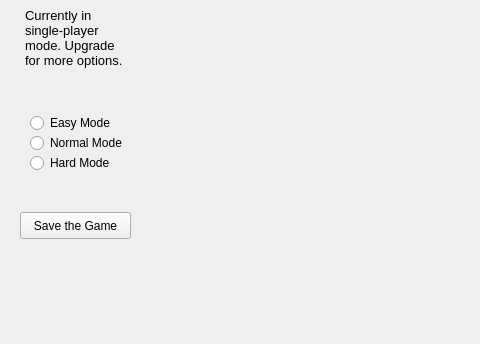
The window that road_race/roadrace.ui (bjuppl/roadrace) describes before a commit, drawn with Qt 5; both pictures show x 0 to 480 and y 365 to 709 of the 922 by 709 pixel window.
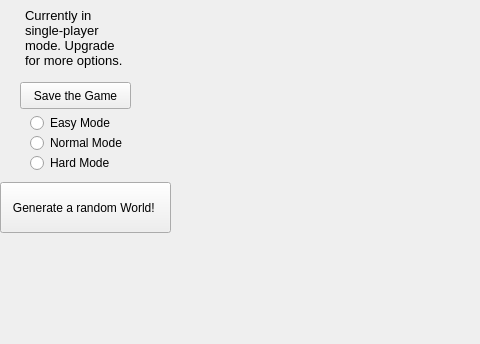
The same window after the commit.

Patch:
```diff
--- a/road_race/roadrace.ui
+++ b/road_race/roadrace.ui
@@ -303,7 +303,7 @@
     <property name="geometry">
      <rect>
       <x>20</x>
-      <y>560</y>
+      <y>430</y>
       <width>111</width>
       <height>27</height>
      </rect>
@@ -354,6 +354,19 @@
      <string>0</string>
     </property>
    </widget>
+   <widget class="QPushButton" name="RanBtn">
+    <property name="geometry">
+     <rect>
+      <x>0</x>
+      <y>530</y>
+      <width>171</width>
+      <height>51</height>
+     </rect>
+    </property>
+    <property name="text">
+     <string>Generate a random World! </string>
+    </property>
+   </widget>
   </widget>
   <widget class="QToolBar" name="mainToolBar">
    <attribute name="toolBarArea">
```
Left out of the diff: 4 changed lines with no effect on the pictures.
